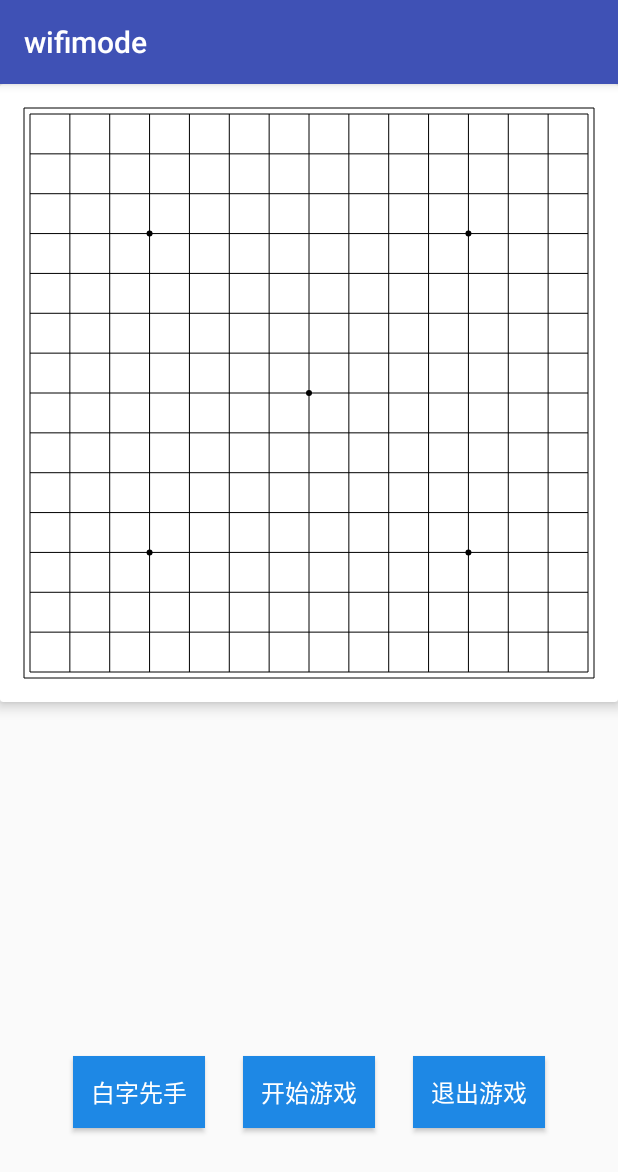
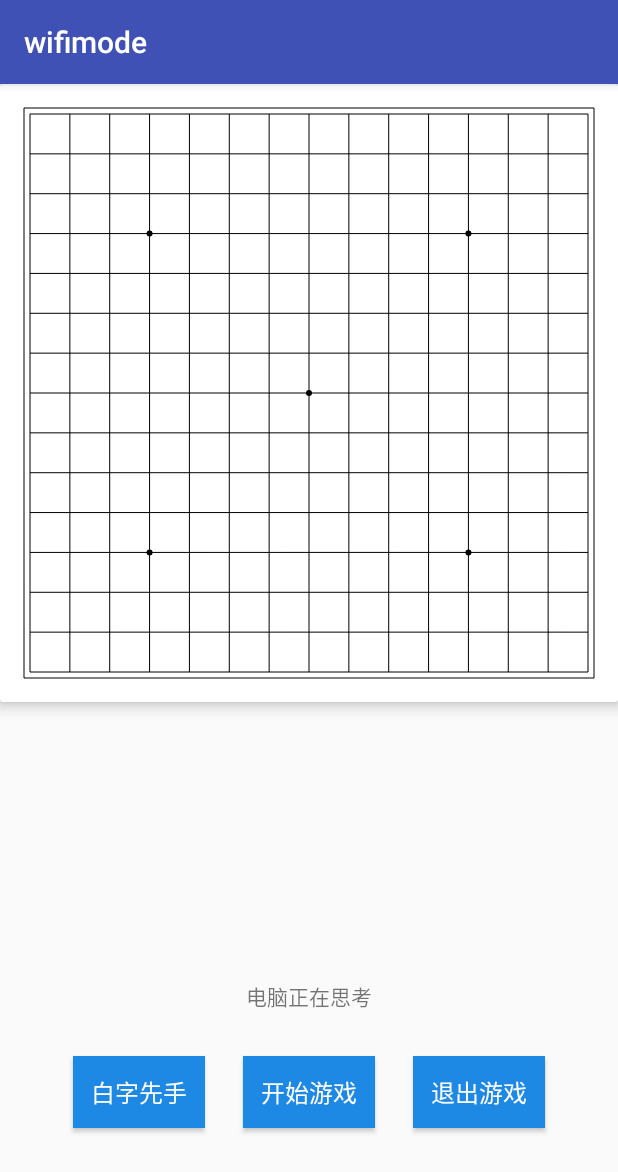
Before and after one commit to hitter-1/goBang, an Android app: the screen it shows after launch (GameActivity), after a tap on "WIFI", on a phone screen of 412 x 824 dp. Shown: the top 1172 px of the screen. Run offline under Robolectric (Android 15) with nearby library versions, the phone set to English and light mode, and no system bars; our stand-ins replace RxJava; libraries missing offline, so code that uses them is left out: com.gc.materialdesign, com.jakewharton.rxbinding.

Commit message:
Simple to complete.

```diff
--- a/app/build.gradle
+++ b/app/build.gradle
@@ -40,6 +40,8 @@ dependencies {
         exclude group: 'com.android.support', module: 'support-annotations'
     })
     compile 'com.android.support:cardview-v7:21.0.2'
+//    compile 'com.jakewharton.rxbinding2:rxbinding-appcompat-v7:2.1.1'
+    compile 'com.jakewharton.rxbinding:rxbinding:0.4.0'
     compile 'com.android.support:appcompat-v7:26.+'
     compile 'com.android.support.constraint:constraint-layout:1.0.0-alpha9'
     testCompile 'junit:junit:4.12'
--- a/app/src/main/java/com/zhongyu/ai/view/GoBangBoard.java
+++ b/app/src/main/java/com/zhongyu/ai/view/GoBangBoard.java
@@ -301,8 +301,8 @@ public class GoBangBoard extends View {
         } else {
             mBoard[x][y] = Constants.CHESS_BLACK;
         }
+        invalidate();
         putChessSubjuct.onNext(new PutEvent(mBoard, x, y));
-        invalidate();
         return true;
     }
 
--- a/app/src/main/java/com/zhongyu/ai/view/activity/GameActivity.java
+++ b/app/src/main/java/com/zhongyu/ai/view/activity/GameActivity.java
@@ -10,19 +10,27 @@ import android.support.v7.app.AppCompatActivity;
 import android.view.MotionEvent;
 import android.view.View;
 import android.view.animation.AccelerateInterpolator;
+import android.widget.TextView;
 import android.widget.Toast;
 
 import com.example.zhongyu.gobang_ai.R;
 
 import java.util.List;
+import java.util.concurrent.TimeUnit;
 
+import com.jakewharton.rxbinding.view.RxView;
 import com.zhongyu.ai.bean.Message;
 import com.zhongyu.ai.bean.Point;
 import com.zhongyu.ai.event.ConnectEvent;
 import com.zhongyu.ai.event.Event;
 import com.zhongyu.ai.event.StringEvent;
+
+import io.reactivex.Scheduler;
 import io.reactivex.android.schedulers.AndroidSchedulers;
 import io.reactivex.functions.Consumer;
+import io.reactivex.schedulers.Schedulers;
+import rx.Observer;
+
 import com.zhongyu.ai.rxjava.bluetooth.BluetoothClient;
 import com.zhongyu.ai.rxjava.bluetooth.Thread.ConnectThread;
 import com.zhongyu.ai.rxjava.bluetooth.Thread.DataTransferThread;
@@ -42,15 +50,17 @@ import com.zhongyu.ai.view.dialog.DialogCenter;
  * Created by zhongyu on 1/12/2018.
  */
 
-public class GameActivity extends AppCompatActivity {
+public class GameActivity extends AppCompatActivity implements View.OnTouchListener{
     private static final String TAG = "GameActivity";
-
+    private static final int MIN_DELAY_TIME= 1000;  // 两次点击间隔不能少于1000ms
+    private static long lastClickTime;
     public static final String GAME_MODE = "gamemode";
 
     public static final String GAME_WIFI = "gamewifi";
     public static final String GAME_BLUETOOTH = "gamebluetooth";
     public static final String GAME_AI = "gameai";
     public static final String GAME_DOUBLE_AGAIN = "gamedoubleagain";
+    private TextView tvComputer;
 
     private String gameMode = null;
 
@@ -79,43 +89,36 @@ public class GameActivity extends AppCompatActivity {
     protected void onCreate(@Nullable Bundle savedInstanceState) {
         super.onCreate(savedInstanceState);
         setContentView(R.layout.activity_game);
+        initView();
         initData();
-        initView();
     }
 
     private void initView() {
         goBangBoard = (GoBangBoard) findViewById(R.id.go_bang_board);
+        goBangBoard.setOnTouchListener(this);
+        tvComputer = (TextView) findViewById(R.id.tv_com);
         mDialogCenter = new DialogCenter(this);
-        goBangBoard.setOnTouchListener(new View.OnTouchListener() {
-            @Override
-            public boolean onTouch(View view, MotionEvent motionEvent) {
-                switch (motionEvent.getAction()) {
-                    case MotionEvent.ACTION_DOWN:
-                        if (!mIsGameEnd && mIsMePlay) {
-                            float x = motionEvent.getX();
-                            float y = motionEvent.getY();
-                            Point point = goBangBoard.convertPoint(x, y);
-                            if (goBangBoard.putChess(mIsHost, point.x, point.y)) {
-                                if (!gameMode.equals(Constants.AI_MODE)) {
-                                    Message data = MessageWrapper.getSendDataMessage(point, mIsHost);
-                                    sendMessage(data);
-                                    mIsMePlay = false;
-                                }
-                            }
-                        }
-                        break;
-                }
-                return false;
-            }
-        });
 
         //使用Rxjava取代回调
-        goBangBoard.putChessSubjuct.subscribe(new Consumer<GoBangBoard.PutEvent>() {
+        goBangBoard.putChessSubjuct
+                .observeOn(AndroidSchedulers.mainThread())
+                .subscribeOn(Schedulers.io())
+                .subscribe(new Consumer<GoBangBoard.PutEvent>() {
             @Override
             public void accept(GoBangBoard.PutEvent putEvent) throws Exception {
                 onPutChess(putEvent.getmBoard(), putEvent.getX(), putEvent.getY());
             }
         });
+    }
+
+    public static boolean isFastClick() {
+        boolean flag = true;
+        long currentClickTime = System.currentTimeMillis();
+        if ((currentClickTime - lastClickTime) >= MIN_DELAY_TIME) {
+            flag = false;
+        }
+        lastClickTime = currentClickTime;
+        return flag;
     }
 
     private void strEventDeal(String s) {
@@ -158,11 +161,12 @@ public class GameActivity extends AppCompatActivity {
         Point point = new Point();
         point.setXY(x, y);
         mOperationQueue.addOperation(point);
-        if(mIsMePlay) {
+        if(mIsMePlay && gameMode.equals(Constants.AI_MODE)) {
             Point pointAi = ai.search(Config.searchDeep);
             mIsMePlay = false;
             goBangBoard.putChess(false, pointAi.x, pointAi.y);
         }else {
+            tvComputer.setVisibility(View.GONE);
             mIsMePlay = true;
         }
 
@@ -327,4 +331,29 @@ public class GameActivity extends AppCompatActivity {
     public void endGame(View view) {
 
     }
+
+    @Override
+    public boolean onTouch(View view, MotionEvent motionEvent) {
+        if(isFastClick()) {
+            return false;
+        }
+        switch (motionEvent.getAction()) {
+            case MotionEvent.ACTION_DOWN:
+                if (!mIsGameEnd && mIsMePlay) {
+                    float x = motionEvent.getX();
+                    float y = motionEvent.getY();
+                    Point point = goBangBoard.convertPoint(x, y);
+                    tvComputer.setVisibility(View.VISIBLE);
+                    if (goBangBoard.putChess(mIsHost, point.x, point.y)) {
+                        if (!gameMode.equals(Constants.AI_MODE)) {
+                            Message data = MessageWrapper.getSendDataMessage(point, mIsHost);
+                            sendMessage(data);
+                            mIsMePlay = false;
+                        }
+                    }
+                }
+                break;
+        }
+        return false;
+    }
 }
--- a/app/src/main/res/layout/activity_game.xml
+++ b/app/src/main/res/layout/activity_game.xml
@@ -24,6 +24,20 @@
 
 
     </android.support.v7.widget.CardView>
+
+    <TextView
+        android:id="@+id/tv_com"
+        android:layout_width="match_parent"
+        android:layout_height="wrap_content"
+        android:text="电脑正在思考"
+        android:textSize="14sp"
+        android:gravity="center_horizontal"
+        app:layout_constraintBottom_toBottomOf="parent"
+        app:layout_constraintHorizontal_bias="0.45"
+        app:layout_constraintLeft_toLeftOf="parent"
+        app:layout_constraintRight_toRightOf="parent"
+        app:layout_constraintTop_toTopOf="parent"
+        app:layout_constraintVertical_bias="0.8" />
 
     <Button
         android:layout_width="wrap_content"
```
